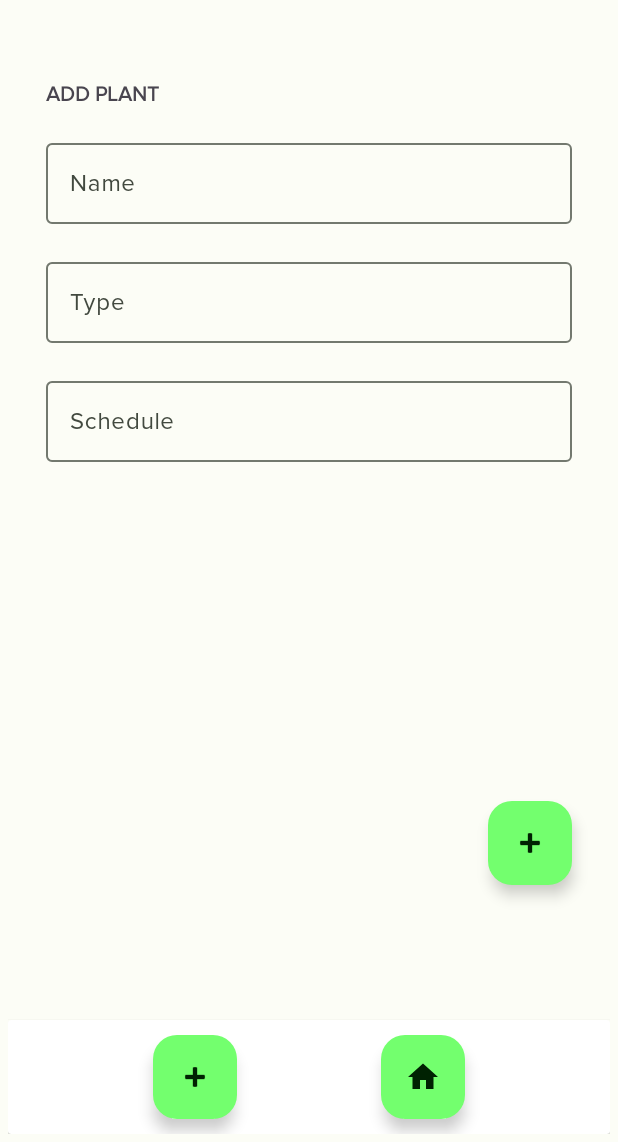
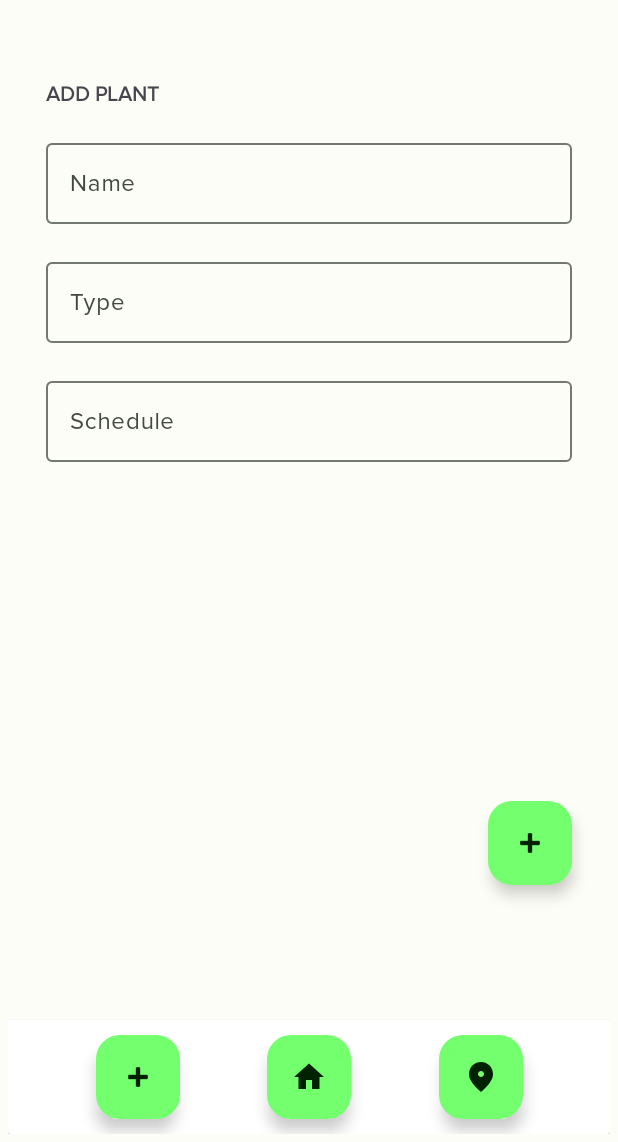
Before and after one commit to mlukee/plantBuddyMobileApp, an Android app: the screen it shows after launch (MainActivity), after a tap on "Add plant", on a phone screen of 412 x 824 dp, the part 94-1236 px from its top. Run offline under Robolectric (Android 15) with nearby library versions, the phone set to English and light mode, and no system bars; 2 statements that could not run were skipped.

Commit message:
Add google maps activity

```diff
--- a/app/src/main/java/com/example/plantbuddy/MainActivity.kt
+++ b/app/src/main/java/com/example/plantbuddy/MainActivity.kt
@@ -1,5 +1,6 @@
 package com.example.plantbuddy
 
+import android.content.Intent
 import androidx.appcompat.app.AppCompatActivity
 import android.os.Bundle
 import android.view.View
@@ -88,4 +89,8 @@ class MainActivity : AppCompatActivity() {
         binding.cardViewAddFirstPlant.visibility = View.GONE
         binding.buttonAdd.visibility = View.GONE
     }
+
+    fun onFabMapsClick(view: View) {
+        startActivity(Intent(this, MapsActivity::class.java));
+    }
 }
--- /dev/null
+++ b/app/src/main/res/drawable/maps_marker.xml
@@ -0,0 +1,5 @@
+<vector android:height="24dp" android:tint="#000000"
+    android:viewportHeight="24" android:viewportWidth="24"
+    android:width="24dp" xmlns:android="http://schemas.android.com/apk/res/android">
+    <path android:fillColor="@android:color/white" android:pathData="M12,2c-4.2,0 -8,3.22 -8,8.2c0,3.32 2.67,7.25 8,11.8c5.33,-4.55 8,-8.48 8,-11.8C20,5.22 16.2,2 12,2zM12,12c-1.1,0 -2,-0.9 -2,-2c0,-1.1 0.9,-2 2,-2c1.1,0 2,0.9 2,2C14,11.1 13.1,12 12,12z"/>
+</vector>
--- a/app/src/main/res/layout/activity_main.xml
+++ b/app/src/main/res/layout/activity_main.xml
@@ -21,7 +21,7 @@
         app:layout_constraintTop_toBottomOf="@+id/tv_homeScreen_heading">
 
         <androidx.constraintlayout.widget.ConstraintLayout
-            android:layout_width="match_parent"
+            android:layout_width="320dp"
             android:layout_height="match_parent"
             android:padding="12dp"
             app:layout_constraintEnd_toEndOf="parent"
@@ -107,9 +107,26 @@
                 android:focusable="true"
                 android:src="@drawable/ic_home_black_24dp"
                 app:layout_constraintBottom_toBottomOf="parent"
+                app:layout_constraintEnd_toStartOf="@+id/fabMaps"
+                app:layout_constraintHorizontal_bias="0.5"
+                app:layout_constraintStart_toEndOf="@+id/fabAdd"
+                app:layout_constraintTop_toTopOf="parent" />
+
+            <com.google.android.material.floatingactionbutton.FloatingActionButton
+                android:id="@+id/fabMaps"
+                android:layout_width="wrap_content"
+                android:layout_height="wrap_content"
+                android:layout_marginTop="10dp"
+                android:layout_marginBottom="10dp"
+                android:onClick="onFabMapsClick"
+                android:clickable="true"
+                android:contentDescription="@string/fabMaps_description"
+                android:focusable="true"
+                android:src="@drawable/maps_marker"
+                app:layout_constraintBottom_toBottomOf="parent"
                 app:layout_constraintEnd_toEndOf="parent"
                 app:layout_constraintHorizontal_bias="0.5"
-                app:layout_constraintStart_toEndOf="@+id/fabAdd"
+                app:layout_constraintStart_toEndOf="@+id/fabHome"
                 app:layout_constraintTop_toTopOf="parent" />
         </androidx.constraintlayout.widget.ConstraintLayout>
 
@@ -128,7 +145,7 @@
 
     <Button
         android:id="@+id/buttonAdd"
-        android:layout_width="0dp"
+        android:layout_width="320dp"
         android:layout_height="wrap_content"
         android:layout_marginTop="15dp"
         android:backgroundTint="@color/md_theme_onPrimaryContainer"
--- a/app/src/main/res/values/dimens.xml
+++ b/app/src/main/res/values/dimens.xml
@@ -1,4 +1,7 @@
 <?xml version="1.0" encoding="utf-8"?>
 <resources>
     <dimen name="text_margin">16dp</dimen>
+    <!-- Default screen margins, per the Android Design guidelines. -->
+    <dimen name="activity_horizontal_margin">16dp</dimen>
+    <dimen name="activity_vertical_margin">16dp</dimen>
 </resources>
--- a/app/src/main/res/values/strings.xml
+++ b/app/src/main/res/values/strings.xml
@@ -4,6 +4,7 @@
 
     <string name="fabAdd_description">Add plant </string>
     <string name="fabHome_description">Home </string>
+    <string name="fabMaps_description">Maps</string>
 
     <string name="heading_input_plant">ADD PLANT</string>
     <string name="etHintName">Name</string>
@@ -19,4 +20,9 @@
 
     <string name="add_your_first_plant_heading">Add your first plant</string>
     <string name="add_your_first_plant_description">PlantBuddy will then add it to the list of your plants.</string>
+    <string name="title_activity_main_navigation">MainNavigationActivity</string>
+    <string name="title_home">Home</string>
+    <string name="title_dashboard">Dashboard</string>
+    <string name="title_notifications">Notifications</string>
+    <string name="title_activity_maps">MapsActivity</string>
 </resources>
--- a/build.gradle.kts
+++ b/build.gradle.kts
@@ -3,4 +3,5 @@ plugins {
     id("com.android.application") version "8.1.2" apply false
     id("org.jetbrains.kotlin.android") version "1.9.0" apply false
     id("org.jetbrains.kotlin.jvm") version "1.9.0" apply false
+    id("com.google.android.libraries.mapsplatform.secrets-gradle-plugin") version "2.0.1" apply false
 }
```
Also changed, not shown: app/build.gradle.kts (+8 -0 lines), app/src/main/AndroidManifest.xml (+25 -0 lines), app/src/main/java/com/example/plantbuddy/MapsActivity.kt (added, +54 -0 lines), app/src/main/res/drawable/ic_dashboard_black_24dp.xml (added, +9 -0 lines), app/src/main/res/drawable/ic_notifications_black_24dp.xml (added, +9 -0 lines), app/src/main/res/layout/activity_maps.xml (added, +9 -0 lines), app/src/main/res/drawable/marker.png (added).
